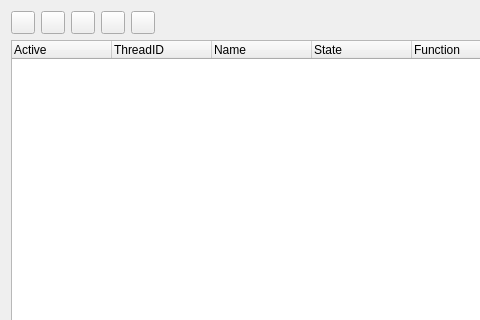
epasveer/seer, file src/SeerThreadFramesBrowserWidget.ui: the form before one commit; both pictures show x 0 to 480 and y 0 to 320 of the 794 by 528 pixel window.
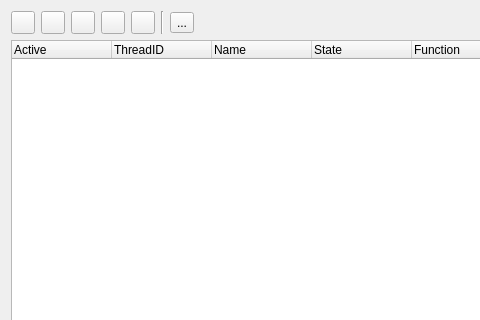
The form after the commit. Icons and pictures are not drawn.

Commit message: Add a button to quickly bring up the ParallelStacks visualizer.

```diff
--- a/src/SeerThreadFramesBrowserWidget.ui
+++ b/src/SeerThreadFramesBrowserWidget.ui
@@ -86,6 +86,27 @@
        </property>
       </widget>
      </item>
+     <item>
+      <widget class="Line" name="line">
+       <property name="orientation">
+        <enum>Qt::Vertical</enum>
+       </property>
+      </widget>
+     </item>
+     <item>
+      <widget class="QToolButton" name="parallelStacksToolButton">
+       <property name="toolTip">
+        <string>Launch the ParallelStacks Visualizer.</string>
+       </property>
+       <property name="text">
+        <string>...</string>
+       </property>
+       <property name="icon">
+        <iconset resource="resource.qrc">
+         <normaloff>:/seer/resources/thenounproject/memory.svg</normaloff>:/seer/resources/thenounproject/memory.svg</iconset>
+       </property>
+      </widget>
+     </item>
      <item>
       <spacer name="horizontalSpacer">
        <property name="orientation">
```
The commit also changes 3 other files.
